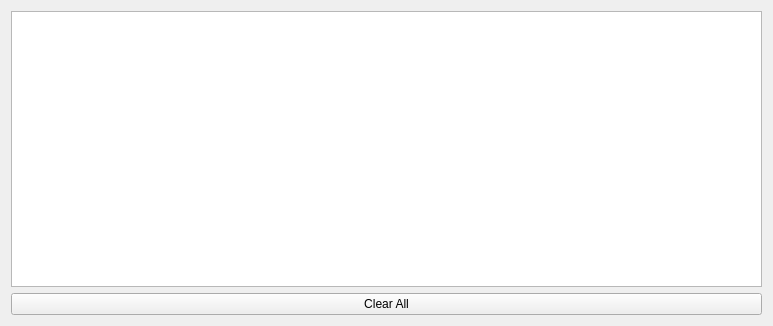
This is ui/AlertWidget.ui in k5mcd/QLog as Qt 5 draws it before an edit. The edited form follows.
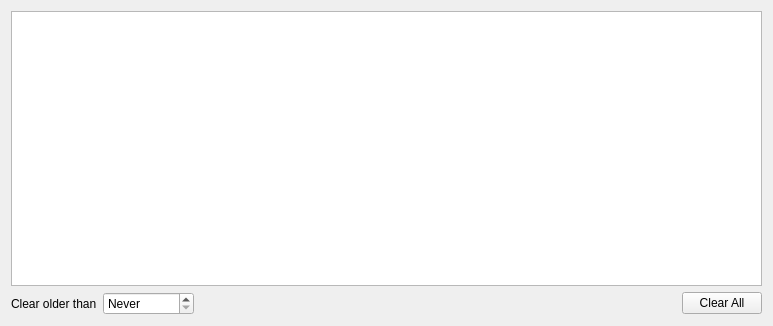
This is the edited form.

Commit message: Alerts: Added Alert Aging

Patch:
```diff
--- a/ui/AlertWidget.ui
+++ b/ui/AlertWidget.ui
@@ -55,6 +55,41 @@
     </widget>
    </item>
    <item>
+    <layout class="QHBoxLayout" name="horizontalLayout">
+     <item>
+      <widget class="QLabel" name="clearAlertOlderLabel">
+       <property name="text">
+        <string>Clear older than</string>
+       </property>
+      </widget>
+     </item>
+     <item>
+      <widget class="QSpinBox" name="clearAlertOlderSpinBox">
+       <property name="specialValueText">
+        <string>Never</string>
+       </property>
+       <property name="suffix">
+        <string> min(s)</string>
+       </property>
+       <property name="maximum">
+        <number>9999</number>
+       </property>
+      </widget>
+     </item>
+     <item>
+      <spacer name="horizontalSpacer">
+       <property name="orientation">
+        <enum>Qt::Horizontal</enum>
+       </property>
+       <property name="sizeHint" stdset="0">
+        <size>
+         <width>40</width>
+         <height>20</height>
+        </size>
+       </property>
+      </spacer>
+     </item>
+     <item>
     <widget class="QPushButton" name="clearAllButton">
      <property name="focusPolicy">
       <enum>Qt::ClickFocus</enum>
@@ -65,6 +100,8 @@
     </widget>
    </item>
   </layout>
+   </item>
+  </layout>
  </widget>
  <resources/>
  <connections>
```
Left out of the diff: 17 changed lines with no effect on the pictures. Lines whose indentation alone changed are shown as unchanged. The commit also changes 7 other files.
